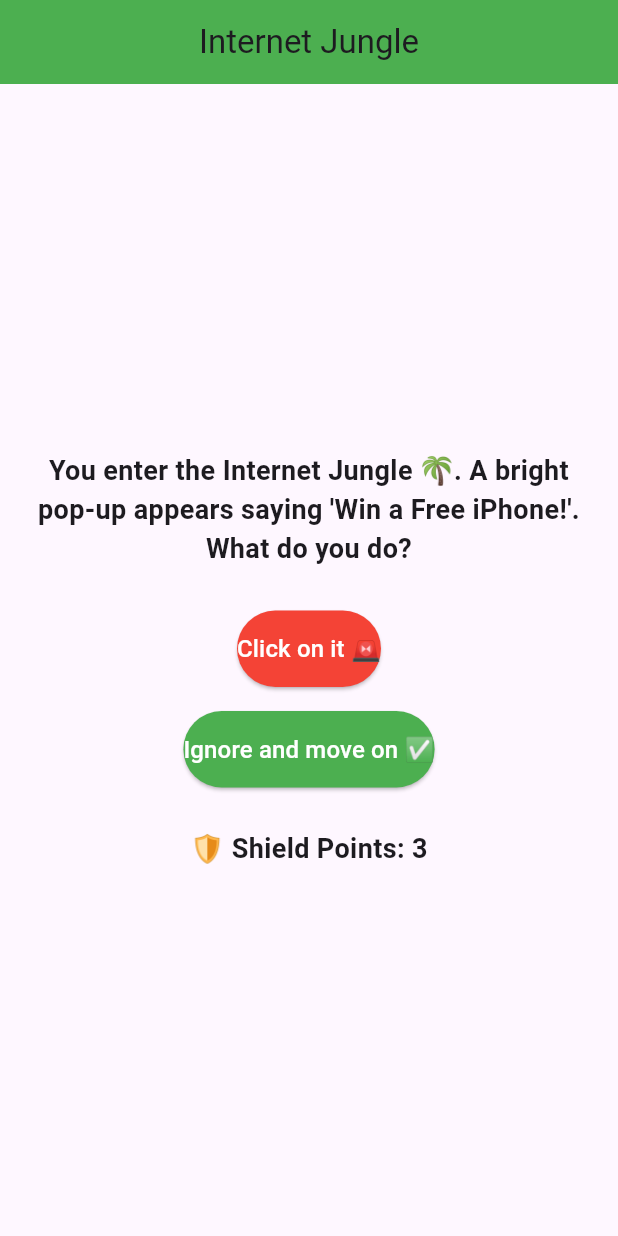
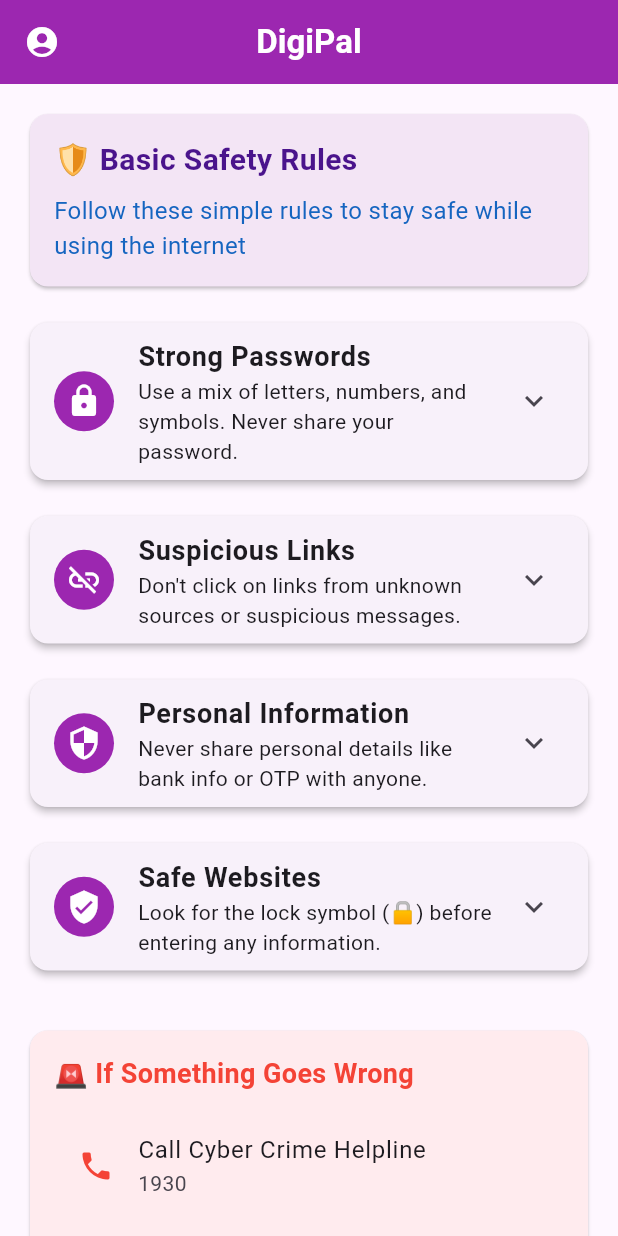
Before and after one commit to hahaanisha/digipal, a Flutter app: the MediumLevelPage screen opened directly, after a tap on "Module 1: Safe Browsing", on a phone screen of 412 x 824 dp. Run offline on Flutter 3.47's test engine with Material 3 defaults, Android fonts, the phone set to English and light mode, and no system bars; our stand-ins replace firebase_auth, firebase_core, firebase_database, flutter_gemini, flutter_tts, speech_to_text and 2 more; missing offline and left inert: android_intent_plus, easy_upi_payment, mailer, webview_flutter_android, webview_flutter_wkwebview; accounts and stored records are empty.

Commit message:
medium page

```diff
--- a/lib/screens/Hard/PaymentsPage.dart
+++ b/lib/screens/Hard/PaymentsPage.dart
@@ -117,9 +117,14 @@ class _TransactionPageState extends State<TransactionPage> {
   Widget build(BuildContext context) {
     return Scaffold(
       appBar: AppBar(
-        title: Text("DigiPal - UPI Payments"),
+        title: const Text(
+          "DigiPal",
+          style: TextStyle(fontWeight: FontWeight.bold, color: Colors.white),
+        ),
         backgroundColor: Colors.purple,
         centerTitle: true,
+        leading: const Icon(Icons.account_circle, color: Colors.white),
+
       ),
       body: SingleChildScrollView(
         child: Padding(
--- a/lib/screens/Medium/mediumHome.dart
+++ b/lib/screens/Medium/mediumHome.dart
@@ -121,7 +121,7 @@ class MediumLevelPage extends StatelessWidget {
                   Navigator.pushReplacement(
                     context,
                     MaterialPageRoute(
-                      builder: (context) => SafeBrowsingPage(),
+                      builder: (context) => SafeBrowsingGuide(),
                     ),
                   );
                 },
--- a/lib/screens/Medium/safeBrowsing.dart
+++ b/lib/screens/Medium/safeBrowsing.dart
@@ -1,138 +1,212 @@
 import 'package:flutter/material.dart';
+import 'package:url_launcher/url_launcher.dart'; // Import url_launcher
 
-void main() {
-  runApp(const SafeBrowsingPage());
+class SafeBrowsingGuide extends StatefulWidget {
+  @override
+  _SafeBrowsingGuideState createState() => _SafeBrowsingGuideState();
 }
 
-class SafeBrowsingPage extends StatelessWidget {
-  const SafeBrowsingPage({super.key});
-
-  @override
-  Widget build(BuildContext context) {
-    return MaterialApp(
-      debugShowCheckedModeBanner: false,
-      title: 'Internet Jungle',
-      theme: ThemeData(primarySwatch: Colors.green),
-      home: const JungleStoryPage(),
-    );
-  }
-}
-
-class JungleStoryPage extends StatefulWidget {
-  const JungleStoryPage({super.key});
-
-  @override
-  State<JungleStoryPage> createState() => _JungleStoryPageState();
-}
-
-class _JungleStoryPageState extends State<JungleStoryPage> {
-  int shieldPoints = 3; // Represents safe browsing knowledge
-  int storyIndex = 0;
-
-  final List<Map<String, dynamic>> storySteps = [
+class _SafeBrowsingGuideState extends State<SafeBrowsingGuide> {
+  final List<Map<String, dynamic>> _safetyTips = [
     {
-      'text': "You enter the Internet Jungle 🌴. A bright pop-up appears saying 'Win a Free iPhone!'. What do you do?",
-      'choices': [
-        {'text': 'Click on it 🚨', 'correct': false},
-        {'text': 'Ignore and move on ✅', 'correct': true},
+      'title': 'Strong Passwords',
+      'description': 'Use a mix of letters, numbers, and symbols. Never share your password.',
+      'icon': Icons.lock,
+      'examples': [
+        'Good: Mix@2024User',
+        'Bad: password123'
       ]
     },
     {
-      'text': "You find a signpost offering a 'Bank Login Bonus'. The website link looks suspicious. What's your move?",
-      'choices': [
-        {'text': 'Enter login details 🔑', 'correct': false},
-        {'text': 'Verify URL before proceeding 🛡️', 'correct': true},
+      'title': 'Suspicious Links',
+      'description': 'Don\'t click on links from unknown sources or suspicious messages.',
+      'icon': Icons.link_off,
+      'examples': [
+        'Avoid: "Click here to win money!"',
+        'Avoid: "Your account is blocked, click here"'
       ]
     },
     {
-      'text': "A jungle villager asks for your password to 'help' you. What do you do?",
-      'choices': [
-        {'text': 'Share it openly 🗣️', 'correct': false},
-        {'text': 'Keep it secret & use strong passwords 🔐', 'correct': true},
+      'title': 'Personal Information',
+      'description': 'Never share personal details like bank info or OTP with anyone.',
+      'icon': Icons.security,
+      'examples': [
+        'Never share: OTP, CVV, PIN',
+        'Never share: Bank account details'
+      ]
+    },
+    {
+      'title': 'Safe Websites',
+      'description': 'Look for the lock symbol (🔒) before entering any information.',
+      'icon': Icons.verified_user,
+      'examples': [
+        'Safe: https:// with lock symbol',
+        'Unsafe: No lock symbol'
       ]
     },
   ];
 
-  void _chooseOption(bool isCorrect) {
-    setState(() {
-      if (isCorrect) {
-        shieldPoints++;
-      } else {
-        shieldPoints--;
+  /// **Fix: Add `_launchURL` inside `_SafeBrowsingGuideState`**
+  Future<void> _launchURL(String url) async {
+    final Uri uri = Uri.parse(url);
+    if (!await launchUrl(uri, mode: LaunchMode.externalApplication)) {
+      ScaffoldMessenger.of(context).showSnackBar(
+        SnackBar(content: Text('❌ Could not open $url')),
+      );
     }
-
-      if (storyIndex < storySteps.length - 1) {
-        storyIndex++;
-      } else {
-        _showGameOverDialog();
-      }
-    });
-  }
-
-  void _showGameOverDialog() {
-    showDialog(
-      context: context,
-      builder: (context) => AlertDialog(
-        title: const Text("Game Over!"),
-        content: Text(shieldPoints > 2
-            ? "🎉 Congrats! You've mastered safe browsing!"
-            : "⚠️ Be careful online! Always double-check links and never share passwords."),
-        actions: [
-          TextButton(
-            onPressed: () {
-              Navigator.pop(context);
-              setState(() {
-                shieldPoints = 3;
-                storyIndex = 0;
-              });
-            },
-            child: const Text("Restart"),
-          ),
-        ],
-      ),
-    );
   }
 
   @override
   Widget build(BuildContext context) {
     return Scaffold(
       appBar: AppBar(
-        title: const Text("Internet Jungle"),
-        backgroundColor: Colors.green,
+        title: const Text(
+          "DigiPal",
+          style: TextStyle(fontWeight: FontWeight.bold, color: Colors.white),
+        ),
+        backgroundColor: Colors.purple,
         centerTitle: true,
+        leading: const Icon(Icons.account_circle, color: Colors.white),
+
       ),
-      body: Padding(
-        padding: const EdgeInsets.all(16.0),
+      body: ListView(
+        padding: EdgeInsets.all(16),
+        children: [
+          Card(
+            color: Colors.purple[50],
+            child: Padding(
+              padding: EdgeInsets.all(16),
               child: Column(
-          mainAxisAlignment: MainAxisAlignment.center,
+                crossAxisAlignment: CrossAxisAlignment.start,
                 children: [
                   Text(
-              storySteps[storyIndex]['text'],
-              style: const TextStyle(fontSize: 18, fontWeight: FontWeight.bold),
-              textAlign: TextAlign.center,
+                    '🛡️ Basic Safety Rules',
+                    style: TextStyle(
+                      fontSize: 20,
+                      fontWeight: FontWeight.bold,
+                      color: Colors.purple[900],
                     ),
-            const SizedBox(height: 20),
-            ...List.generate(storySteps[storyIndex]['choices'].length, (index) {
+                  ),
+                  SizedBox(height: 8),
+                  Text(
+                    'Follow these simple rules to stay safe while using the internet',
+                    style: TextStyle(
+                      fontSize: 16,
+                      color: Colors.blue[800],
+                    ),
+                  ),
+                ],
+              ),
+            ),
+          ),
+          SizedBox(height: 16),
+          ...buildSafetyTipCards(),
+          SizedBox(height: 16),
+          buildEmergencyCard(),
+        ],
+      ),
+    );
+  }
+
+  List<Widget> buildSafetyTipCards() {
+    return _safetyTips.map((tip) {
       return Padding(
-                padding: const EdgeInsets.symmetric(vertical: 8),
-                child: ElevatedButton(
-                  style: ElevatedButton.styleFrom(
-                    backgroundColor: storySteps[storyIndex]['choices'][index]['correct']
+        padding: EdgeInsets.only(bottom: 16),
+        child: Card(
+          elevation: 2,
+          child: ExpansionTile(
+            leading: CircleAvatar(
+              backgroundColor: Colors.purple,
+              child: Icon(tip['icon'], color: Colors.white),
+            ),
+            title: Text(
+              tip['title'],
+              style: TextStyle(
+                fontWeight: FontWeight.bold,
+                fontSize: 18,
+              ),
+            ),
+            subtitle: Text(
+              tip['description'],
+              style: TextStyle(fontSize: 14),
+            ),
+            children: [
+              Padding(
+                padding: EdgeInsets.all(16),
+                child: Column(
+                  crossAxisAlignment: CrossAxisAlignment.start,
+                  children: [
+                    Text(
+                      'Examples:',
+                      style: TextStyle(
+                        fontWeight: FontWeight.bold,
+                        color: Colors.blue,
+                      ),
+                    ),
+                    SizedBox(height: 8),
+                    ...tip['examples'].map<Widget>((example) {
+                      return Padding(
+                        padding: EdgeInsets.symmetric(vertical: 4),
+                        child: Row(
+                          children: [
+                            Icon(
+                              example.startsWith('Good') || example.startsWith('Safe')
+                                  ? Icons.check_circle
+                                  : Icons.cancel,
+                              color: example.startsWith('Good') || example.startsWith('Safe')
                                   ? Colors.green
                                   : Colors.red,
-                    padding: const EdgeInsets.symmetric(vertical: 14),
+                              size: 20,
                             ),
-                  onPressed: () => _chooseOption(storySteps[storyIndex]['choices'][index]['correct']),
-                  child: Text(
-                    storySteps[storyIndex]['choices'][index]['text'],
-                    style: const TextStyle(fontSize: 16, color: Colors.white),
-                    textAlign: TextAlign.center,
+                            SizedBox(width: 8),
+                            Expanded(
+                              child: Text(example),
+                            ),
+                          ],
+                        ),
+                      );
+                    }).toList(),
+                  ],
+                ),
+              ),
+            ],
           ),
         ),
       );
-            }),
-            const SizedBox(height: 20),
-            Text("🛡️ Shield Points: $shieldPoints", style: const TextStyle(fontSize: 18, fontWeight: FontWeight.bold)),
+    }).toList();
+  }
+
+  Widget buildEmergencyCard() {
+    return Card(
+      color: Colors.red[50],
+      child: Padding(
+        padding: EdgeInsets.all(16),
+        child: Column(
+          crossAxisAlignment: CrossAxisAlignment.start,
+          children: [
+            Text(
+              '🚨 If Something Goes Wrong',
+              style: TextStyle(
+                fontSize: 18,
+                fontWeight: FontWeight.bold,
+                color: Colors.red,
+              ),
+            ),
+            SizedBox(height: 12),
+            ListTile(
+              leading: Icon(Icons.phone, color: Colors.red),
+              title: Text('Call Cyber Crime Helpline'),
+              subtitle: Text('1930'),
+              onTap: () {
+                // Implement phone call functionality
+              },
+            ),
+            ListTile(
+              leading: Icon(Icons.report, color: Colors.red),
+              title: Text('Report on Cyber Crime Portal'),
+              subtitle: Text('cybercrime.gov.in'),
+              onTap: () => _launchURL('https://cybercrime.gov.in'), // ✅ Now it works!
+            ),
           ],
         ),
       ),
```
Lines whose indentation alone changed are shown as unchanged.
